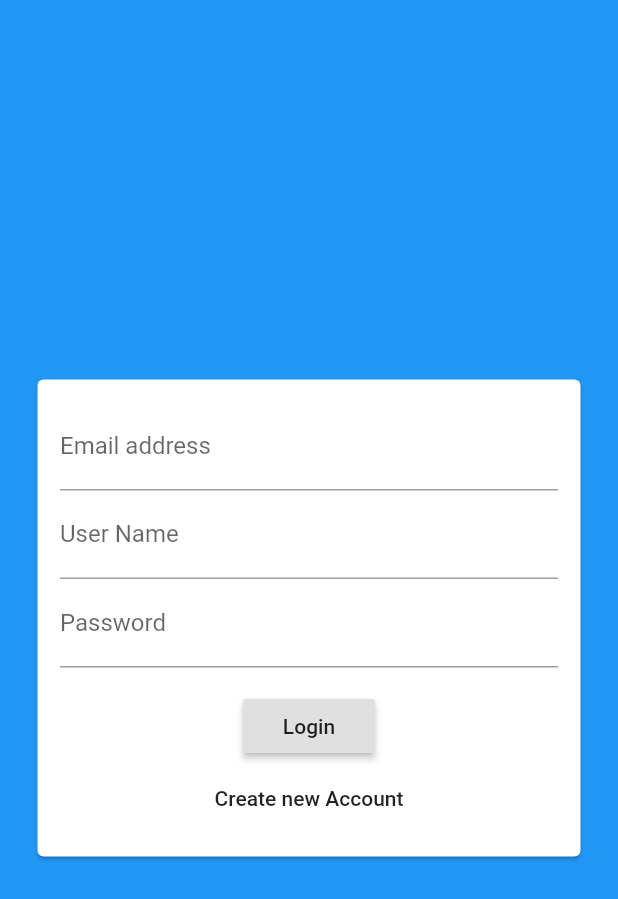
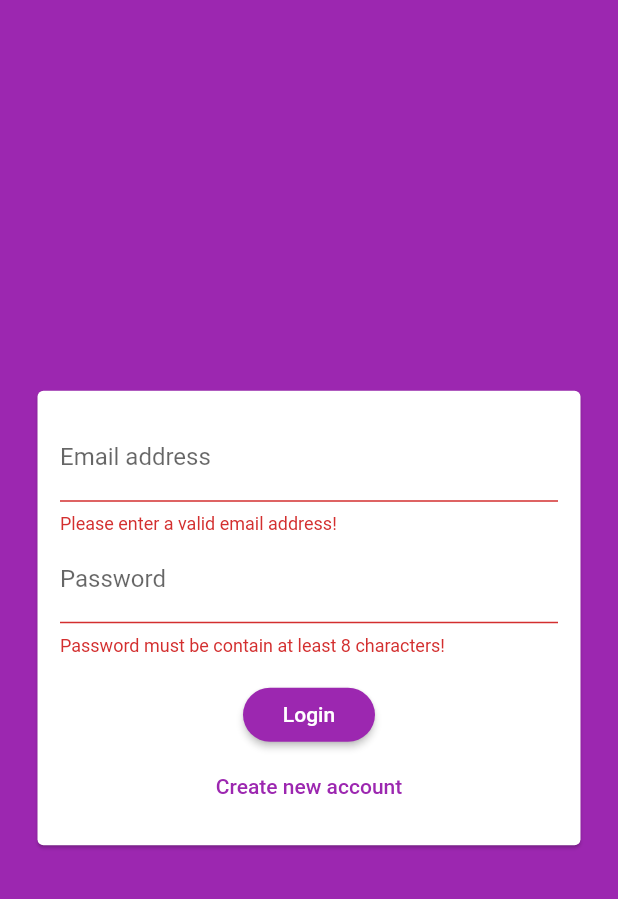
Before and after one commit to gizemhacioglu/se380_project, a Flutter app: the screen it shows after launch, after a tap on "Login", on a phone screen of 412 x 824 dp. Shown: the top 899 px of the screen. Run offline on Flutter 3.47's test engine with Material 2 defaults, Android fonts, the phone set to English and light mode, and no system bars.

Commit message:
login validation

```diff
--- a/lib/main.dart
+++ b/lib/main.dart
@@ -10,7 +10,16 @@ class MyApp extends StatelessWidget {
     return MaterialApp(
       title: "Application Name",
       theme: ThemeData(
-        primarySwatch: Colors.blue,
+        primarySwatch: Colors.purple,
+        backgroundColor: Colors.purple,
+        accentColor: Colors.pink,
+        accentColorBrightness: Brightness.dark,
+        buttonTheme: ButtonTheme.of(context).copyWith(
+          buttonColor: Colors.purple,
+          textTheme: ButtonTextTheme.primary,
+          shape:
+              RoundedRectangleBorder(borderRadius: BorderRadius.circular(25)),
+        ),
       ),
       home: AuthenticationScreen(),
     );
--- a/lib/widgets/auth_form.dart
+++ b/lib/widgets/auth_form.dart
@@ -8,6 +8,20 @@ class AuthenticationForm extends StatefulWidget {
 }
 
 class _AuthenticationFormState extends State<AuthenticationForm> {
+  final _formKey = GlobalKey<FormState>();
+  var _isLogin = true;
+  String _userEmail = "";
+  String _userName = "";
+  String _userPassword = "";
+
+  void _trySubmit() {
+    final isValid = _formKey.currentState!.validate();
+
+    if (isValid) {
+      _formKey.currentState!.save();
+    }
+  }
+
   @override
   Widget build(BuildContext context) {
     return Center(
@@ -16,33 +30,70 @@ class _AuthenticationFormState extends State<AuthenticationForm> {
         child: Padding(
           padding: EdgeInsets.all(15),
           child: Form(
+            key: _formKey,
             child: Column(
               mainAxisSize: MainAxisSize.min,
               children: <Widget>[
                 TextFormField(
+                    key: ValueKey("email"),
+                    validator: (value) {
+                      if (value!.isEmpty || !value.contains("@")) {
+                        return "Please enter a valid email address!";
+                      }
+                      return null;
+                    },
                     keyboardType: TextInputType.emailAddress,
                     decoration: InputDecoration(
                       labelText: "Email address",
                     ),
-                ),
+                    onSaved: (value) {
+                      _userEmail = value!;
+                    }),
+                if (!_isLogin)
                   TextFormField(
+                      key: ValueKey("username"),
+                      validator: (value) {
+                        if (value!.isEmpty || value.length < 5) {
+                          return "User name must be contain at least 5 characters!";
+                        }
+                        return null;
+                      },
                       decoration: InputDecoration(
                         labelText: "User Name",
                       ),
-                ),
+                      onSaved: (value) {
+                        _userName = value!;
+                      }),
                 TextFormField(
+                    key: ValueKey("password"),
+                    validator: (value) {
+                      if (value!.isEmpty || value.length < 8) {
+                        return "Password must be contain at least 8 characters!";
+                      }
+                      return null;
+                    },
                     decoration: InputDecoration(
                       labelText: "Password",
                     ),
-                ),
+                    obscureText: true,
+                    onSaved: (value) {
+                      _userPassword = value!;
+                    }),
                 SizedBox(height: 15),
                 RaisedButton(
-                  child: Text("Login"),
-                  onPressed: () {},
+                  child: Text(_isLogin ? "Login" : "Sign Up"),
+                  onPressed: _trySubmit,
                 ),
                 FlatButton(
-                  child: Text("Create new Account"),
-                  onPressed: () {},
+                  textColor: Theme.of(context).primaryColor,
+                  child: Text(_isLogin
+                      ? "Create new account"
+                      : "I already have an account"),
+                  onPressed: () {
+                    setState(() {
+                      _isLogin = !_isLogin;
+                    });
+                  },
                 ),
               ],
             ),
```
Lines whose indentation alone changed are shown as unchanged.
